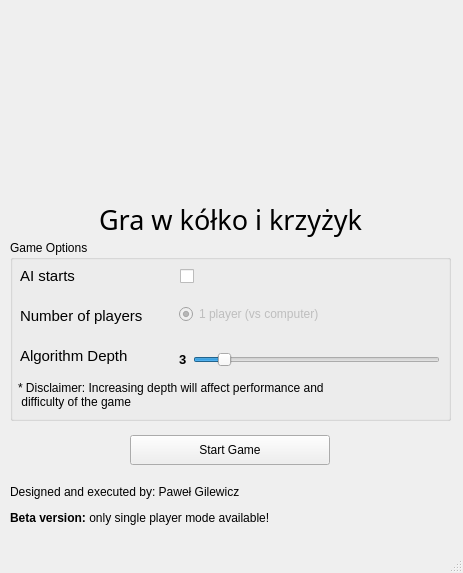
The window that HomePage.ui (PawelekPro/cpp_project) describes before a commit, drawn with Qt 5.
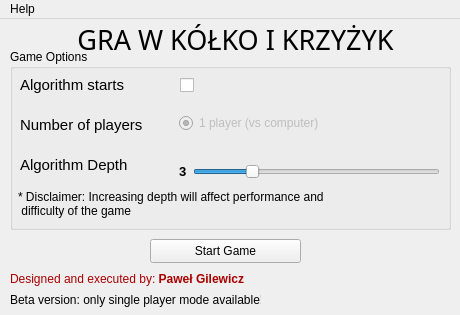
The same window after the commit. Icons and pictures are not drawn.

```diff
--- a/HomePage.ui
+++ b/HomePage.ui
@@ -6,76 +6,35 @@
    <rect>
     <x>0</x>
     <y>0</y>
-    <width>463</width>
-    <height>573</height>
+    <width>460</width>
+    <height>315</height>
    </rect>
   </property>
+  <property name="minimumSize">
+   <size>
+    <width>460</width>
+    <height>315</height>
+   </size>
+  </property>
   <property name="windowTitle">
    <string>Tic Tac Toe - projekt</string>
   </property>
+  <property name="autoFillBackground">
+   <bool>true</bool>
+  </property>
+  <property name="documentMode">
+   <bool>false</bool>
+  </property>
   <widget class="QWidget" name="centralwidget">
-   <widget class="QWidget" name="horizontalLayoutWidget_2">
-    <property name="geometry">
-     <rect>
-      <x>10</x>
-      <y>430</y>
-      <width>441</width>
-      <height>41</height>
-     </rect>
-    </property>
-    <layout class="QHBoxLayout" name="horizontalLayout_2">
-     <item>
-      <widget class="QPushButton" name="startGame">
-       <property name="maximumSize">
-        <size>
-         <width>200</width>
-         <height>30</height>
-        </size>
-       </property>
-       <property name="text">
-        <string>Start Game</string>
-       </property>
-      </widget>
-     </item>
-    </layout>
-   </widget>
-   <widget class="QWidget" name="horizontalLayoutWidget_3">
-    <property name="geometry">
-     <rect>
-      <x>10</x>
-      <y>0</y>
-      <width>441</width>
-      <height>191</height>
-     </rect>
-    </property>
-    <layout class="QHBoxLayout" name="horizontalLayout_3">
-     <item>
-      <widget class="QLabel" name="Logo">
-       <property name="maximumSize">
-        <size>
-         <width>180</width>
-         <height>180</height>
-        </size>
-       </property>
-       <property name="text">
-        <string/>
-       </property>
-       <property name="pixmap">
-        <pixmap>icons/icon.png</pixmap>
-       </property>
-       <property name="scaledContents">
-        <bool>true</bool>
-       </property>
-      </widget>
-     </item>
-    </layout>
-   </widget>
+   <property name="autoFillBackground">
+    <bool>true</bool>
+   </property>
    <widget class="QLabel" name="label_6">
     <property name="geometry">
      <rect>
-      <x>10</x>
-      <y>199</y>
-      <width>441</width>
+      <x>20</x>
+      <y>0</y>
+      <width>431</width>
       <height>41</height>
      </rect>
     </property>
@@ -90,7 +49,7 @@
      <number>-1</number>
     </property>
     <property name="text">
-     <string>Gra w kółko i krzyżyk</string>
+     <string>GRA W KÓŁKO I KRZYŻYK</string>
     </property>
     <property name="textFormat">
      <enum>Qt::AutoText</enum>
@@ -106,20 +65,20 @@
     <property name="geometry">
      <rect>
       <x>10</x>
-      <y>480</y>
+      <y>250</y>
       <width>451</width>
-      <height>51</height>
+      <height>21</height>
      </rect>
     </property>
     <property name="text">
-     <string>&lt;html&gt;&lt;head/&gt;&lt;body&gt;&lt;p&gt;Designed and executed by: Paweł Gilewicz &lt;/p&gt;&lt;p&gt;&lt;span style=&quot; font-weight:700;&quot;&gt;Beta version:&lt;/span&gt; only single player mode available!&lt;/p&gt;&lt;/body&gt;&lt;/html&gt;</string>
+     <string>&lt;html&gt;&lt;head/&gt;&lt;body&gt;&lt;p&gt;&lt;span style=&quot; color:#aa0000;&quot;&gt;Designed and executed by: &lt;/span&gt;&lt;span style=&quot; font-weight:700; color:#aa0000;&quot;&gt;Paweł Gilewicz&lt;/span&gt;&lt;/p&gt;&lt;/body&gt;&lt;/html&gt;</string>
     </property>
    </widget>
    <widget class="QGroupBox" name="groupBox">
     <property name="geometry">
      <rect>
       <x>10</x>
-      <y>240</y>
+      <y>30</y>
       <width>441</width>
       <height>181</height>
      </rect>
@@ -188,7 +147,7 @@
       </font>
      </property>
      <property name="text">
-      <string>AI starts</string>
+      <string>Algorithm starts</string>
      </property>
     </widget>
     <widget class="QLabel" name="label_3">
@@ -238,7 +197,7 @@
        <x>169</x>
        <y>109</y>
        <width>261</width>
-       <height>21</height>
+       <height>27</height>
       </rect>
      </property>
      <layout class="QHBoxLayout" name="horizontalLayout">
@@ -261,7 +220,7 @@
          <number>1</number>
         </property>
         <property name="maximum">
-         <number>20</number>
+         <number>10</number>
         </property>
         <property name="sliderPosition">
          <number>3</number>
@@ -269,6 +228,18 @@
         <property name="orientation">
          <enum>Qt::Horizontal</enum>
         </property>
+        <property name="invertedAppearance">
+         <bool>false</bool>
+        </property>
+        <property name="invertedControls">
+         <bool>false</bool>
+        </property>
+        <property name="tickPosition">
+         <enum>QSlider::NoTicks</enum>
+        </property>
+        <property name="tickInterval">
+         <number>1</number>
+        </property>
        </widget>
       </item>
      </layout>
@@ -287,17 +258,61 @@
      </property>
     </widget>
    </widget>
+   <widget class="QPushButton" name="startGame">
+    <property name="geometry">
+     <rect>
+      <x>150</x>
+      <y>220</y>
+      <width>151</width>
+      <height>24</height>
+     </rect>
+    </property>
+    <property name="maximumSize">
+     <size>
+      <width>200</width>
+      <height>30</height>
+     </size>
+    </property>
+    <property name="text">
+     <string>Start Game</string>
+    </property>
+   </widget>
+   <widget class="QLabel" name="label_5">
+    <property name="geometry">
+     <rect>
+      <x>10</x>
+      <y>270</y>
+      <width>251</width>
+      <height>21</height>
+     </rect>
+    </property>
+    <property name="text">
+     <string>Beta version: only single player mode available!</string>
+    </property>
+   </widget>
   </widget>
-  <widget class="QStatusBar" name="statusbar"/>
   <widget class="QMenuBar" name="menubar">
    <property name="geometry">
     <rect>
      <x>0</x>
      <y>0</y>
-     <width>463</width>
+     <width>460</width>
      <height>21</height>
     </rect>
    </property>
+   <widget class="QMenu" name="menuAbout">
+    <property name="tearOffEnabled">
+     <bool>false</bool>
+    </property>
+    <property name="title">
+     <string>Help</string>
+    </property>
+    <property name="separatorsCollapsible">
+     <bool>false</bool>
+    </property>
+    <addaction name="actionAbout"/>
+   </widget>
+   <addaction name="menuAbout"/>
   </widget>
  </widget>
  <resources/>
```
Left out of the diff: 11 changed lines with no effect on the pictures.
